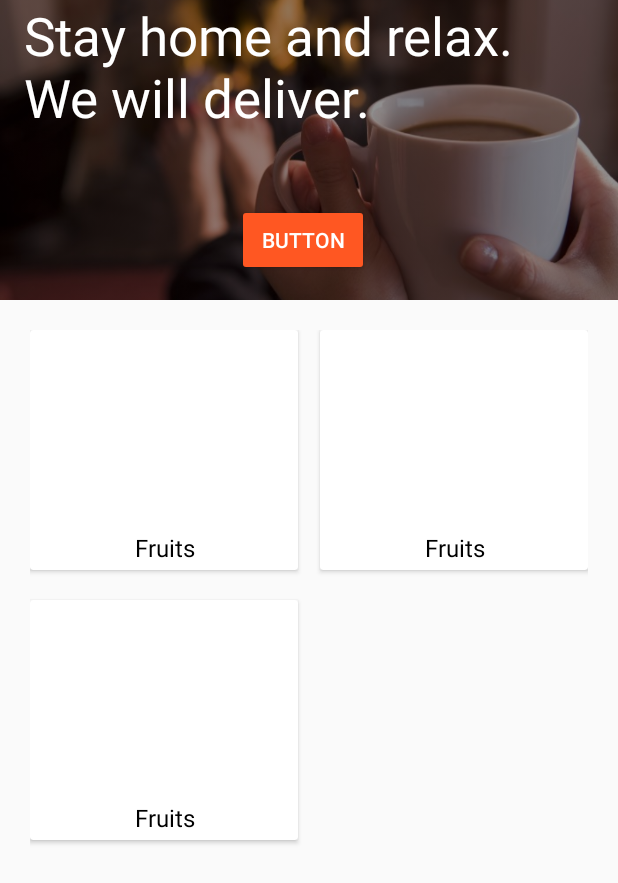
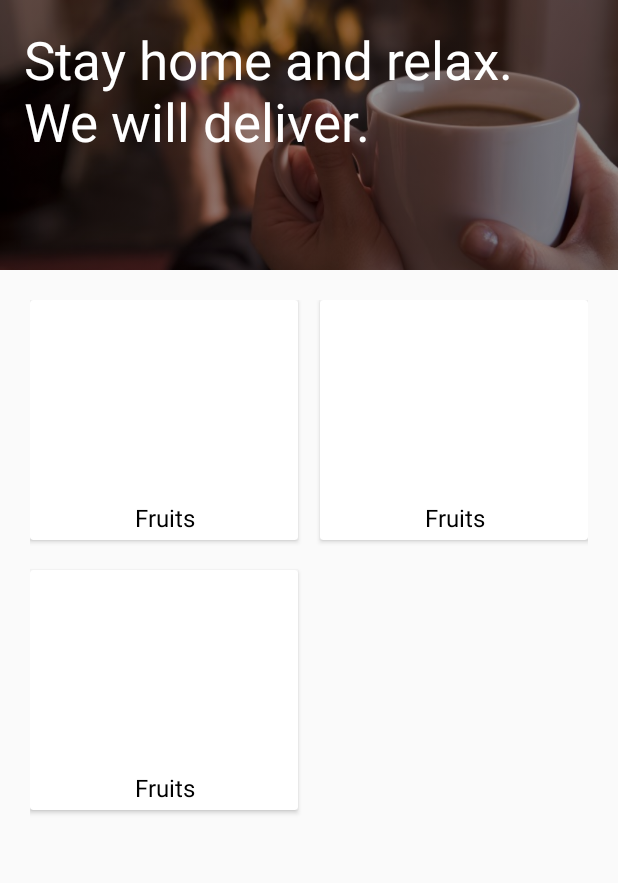
Before and after one commit to SamDaQueen/Ecom, an Android app: the layout fragment_home.xml on its own in the app's theme, with its tools: preview values and no code run, on a phone screen of 412 x 824 dp. Shown: the top 883 px of the screen. Run offline under Robolectric (Android 15) with nearby library versions, the phone set to English and light mode, and no system bars.

Commit message:
Alpha version

```diff
--- a/app/src/main/res/layout/category_tile.xml
+++ b/app/src/main/res/layout/category_tile.xml
@@ -10,6 +10,7 @@
         android:layout_height="match_parent"
         android:orientation="vertical">
     <ImageView
+        android:contentDescription="Image not available"
         android:id="@+id/tile_image"
         android:layout_width="match_parent"
         android:layout_height="120dp"
--- a/app/src/main/res/layout/fragment_home.xml
+++ b/app/src/main/res/layout/fragment_home.xml
@@ -11,7 +11,7 @@
 
     <android.support.constraint.ConstraintLayout
         android:layout_width="match_parent"
-        android:layout_height="200dp">
+        android:layout_height="180dp">
 
 
         <ImageView
@@ -21,7 +21,6 @@
             android:scaleType="centerCrop"
             android:src="@drawable/relax"
             android:tint="#6F000000"
-            app:layout_constraintBottom_toBottomOf="@+id/button"
             app:layout_constraintEnd_toEndOf="parent"
             app:layout_constraintStart_toStartOf="parent" />
 
@@ -39,23 +38,6 @@
             app:layout_constraintStart_toStartOf="@+id/imageView2"
             app:layout_constraintTop_toTopOf="@+id/imageView2" />
 
-        <Button
-            android:backgroundTint="@color/colorAccent"
-            android:shadowDy="2"
-            android:shadowDx="2"
-            android:textColor="@color/defaultTextColor"
-            android:id="@+id/button"
-            android:layout_width="wrap_content"
-            android:layout_height="wrap_content"
-            android:layout_marginStart="8dp"
-            android:layout_marginEnd="16dp"
-            android:layout_marginBottom="16dp"
-            android:paddingStart="10dp"
-            android:paddingEnd="10dp"
-            android:text="Button"
-            app:layout_constraintBottom_toBottomOf="parent"
-            app:layout_constraintEnd_toEndOf="parent"
-            app:layout_constraintStart_toStartOf="parent" />
     </android.support.constraint.ConstraintLayout>
 
 
```
